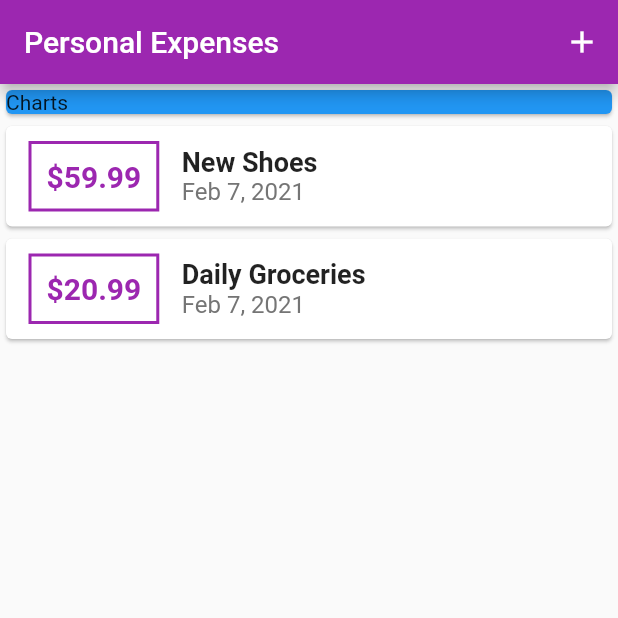
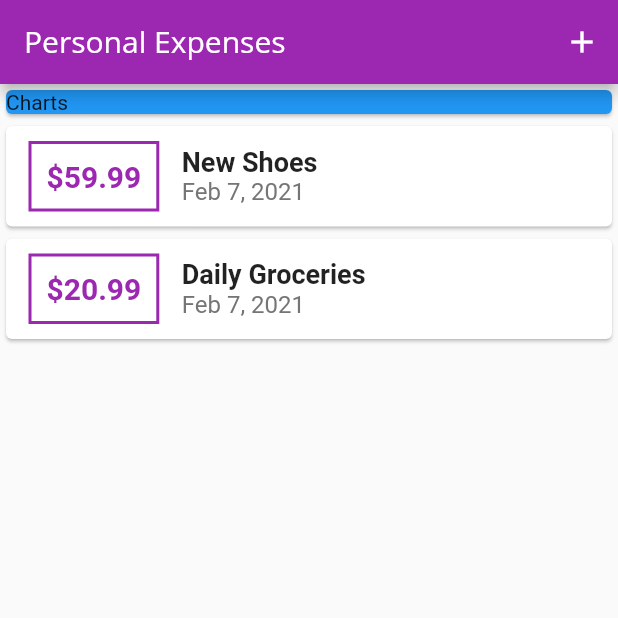
Before and after one commit to wasim919/playing-with-flutter, a Flutter app: the screen it shows after launch, on a phone screen of 412 x 824 dp, the top half of it. Run offline on Flutter 3.47's test engine with Material 2 defaults, Android fonts, the phone set to English and light mode, and no system bars.

Commit message:
custom fonts added

```diff
--- a/personal_expenses_tracker/lib/main.dart
+++ b/personal_expenses_tracker/lib/main.dart
@@ -12,7 +12,22 @@ class MyApp extends StatelessWidget {
     return MaterialApp(
       title: "Flutter App",
       home: MyHomePage(),
-      theme: ThemeData(primarySwatch: Colors.purple, accentColor: Colors.amber),
+      theme: ThemeData(
+          primarySwatch: Colors.purple,
+          accentColor: Colors.amber,
+          textTheme: ThemeData.light().textTheme.copyWith(
+                headline6: TextStyle(
+                  fontFamily: 'QuickSand',
+                  fontSize: 18,
+                ),
+              ),
+          appBarTheme: AppBarTheme(
+            textTheme: ThemeData.light().textTheme.copyWith(
+                    headline6: TextStyle(
+                  fontFamily: 'OpenSans',
+                  fontSize: 20,
+                )),
+          )),
     );
   }
 }
```
Also changed, not shown: personal_expenses_tracker/pubspec.yaml (+18 -7 lines), personal_expenses_tracker/assets/fonts/OpenSans-Bold.ttf (added), personal_expenses_tracker/assets/fonts/OpenSans-Regular.ttf (added), personal_expenses_tracker/assets/fonts/Quicksand-Bold.ttf (added), personal_expenses_tracker/assets/fonts/Quicksand-Light.ttf (added), personal_expenses_tracker/assets/fonts/Quicksand-Medium.ttf (added), personal_expenses_tracker/assets/fonts/Quicksand-Regular.ttf (added).
